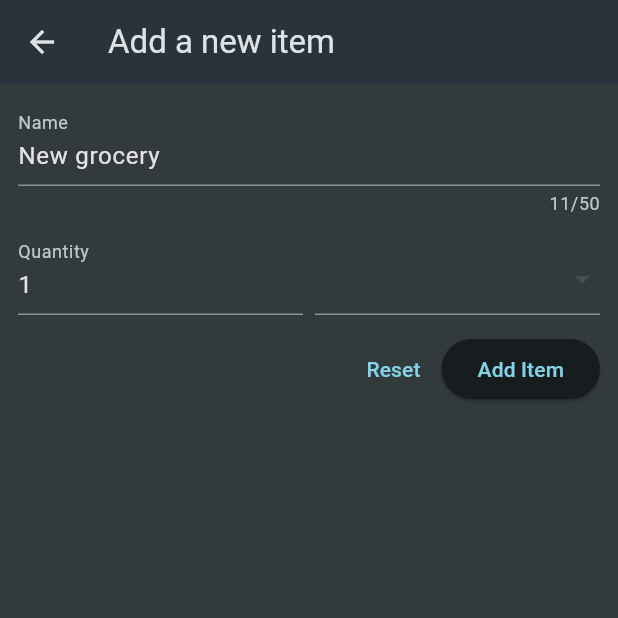
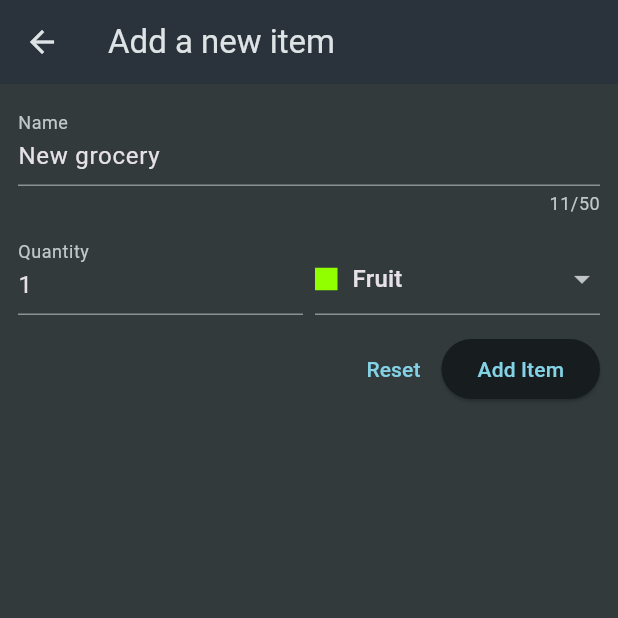
Before and after one commit to XRockKimu/W12-QUIZ, a Flutter app: the NewItem screen opened directly, on a phone screen of 412 x 824 dp, the top half of it. Run offline on Flutter 3.47's test engine with Material 3 defaults, Android fonts, the phone set to English and light mode, and no system bars.

Commit message:
Second Commit

```diff
--- a/lib/ui/groceries/grocery_form.dart
+++ b/lib/ui/groceries/grocery_form.dart
@@ -12,7 +12,6 @@ class NewItem extends StatefulWidget {
 }
 
 class _NewItemState extends State<NewItem> {
-
   // Default settings
   static const defautName = "New grocery";
   static const defaultQuantity = 1;
@@ -47,6 +46,13 @@ class _NewItemState extends State<NewItem> {
 
   void onAdd() {
     // Will be implemented later - Create and return the new grocery
+    final newGrocery = Grocery(
+      id: DateTime.now().toString(),
+      name: _nameController.text,
+      quantity: int.tryParse(_quantityController.text) ?? 1,
+      category: _selectedCategory,
+    );
+    Navigator.of(context).pop(newGrocery);
   }
 
   @override
@@ -76,7 +82,23 @@ class _NewItemState extends State<NewItem> {
                 Expanded(
                   child: DropdownButtonFormField<GroceryCategory>(
                     initialValue: _selectedCategory,
-                    items: [  ],
+                    items: [
+                      for (final category in GroceryCategory.values)
+                        DropdownMenuItem(
+                          value: category,
+                          child: Row(
+                            children: [
+                              Container(
+                                width: 15,
+                                height: 15,
+                                color: category.color,
+                              ),
+                              const SizedBox(width: 10),
+                              Text(category.label),
+                            ],
+                          ),
+                        ),
+                    ],
                     onChanged: (value) {
                       if (value != null) {
                         setState(() {
@@ -93,10 +115,7 @@ class _NewItemState extends State<NewItem> {
               mainAxisAlignment: MainAxisAlignment.end,
               children: [
                 TextButton(onPressed: onReset, child: const Text('Reset')),
-                ElevatedButton(
-                  onPressed: onAdd,
-                  child: const Text('Add Item'),
-                ),
+                ElevatedButton(onPressed: onAdd, child: const Text('Add Item')),
               ],
             ),
           ],
```
Also changed, not shown: lib/ui/groceries/grocery_list.dart (+19 -4 lines).
